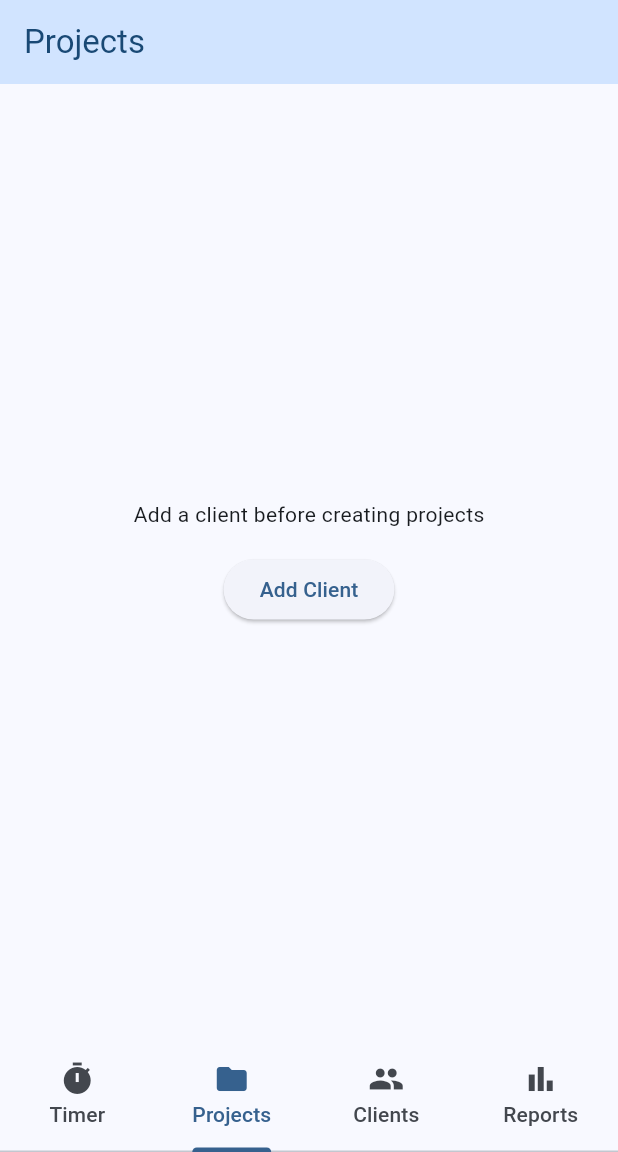
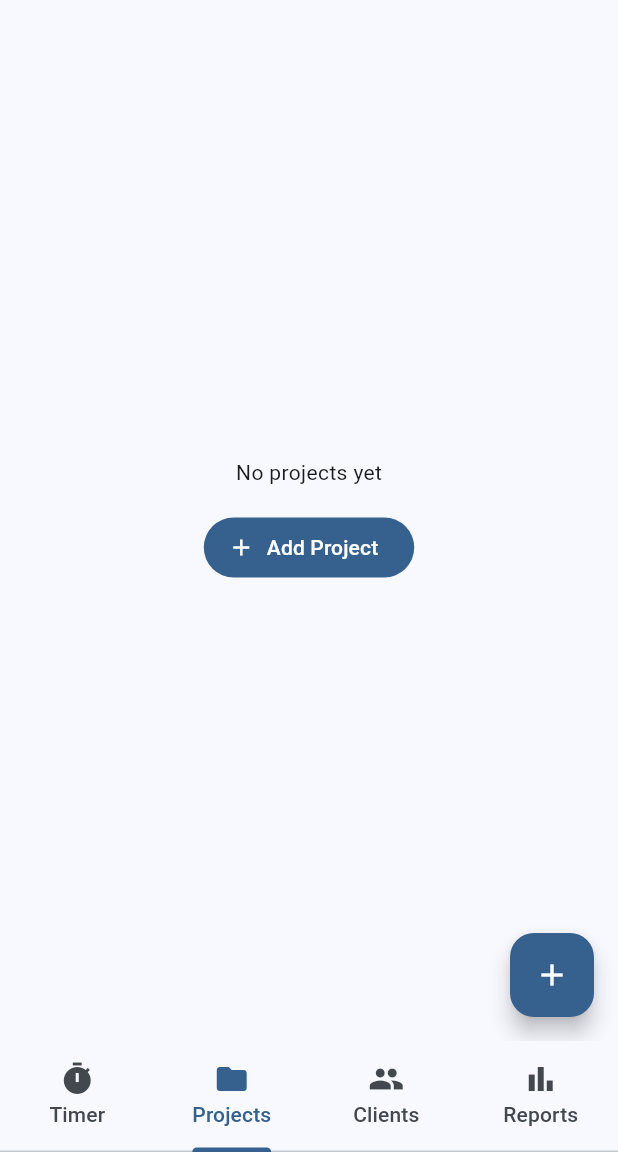
Before and after one commit to wayfarer/clocky, a Flutter app: the screen it shows after launch, item 2 of the bottom bar chosen, on a phone screen of 412 x 824 dp, the part 84-1236 px from its top. Run offline on Flutter 3.47's test engine with Material 3 defaults, Android fonts, the light colour scheme and no system bars; our stand-ins replace flutter_riverpod, freezed_annotation, shared_preferences.

Commit message:
Add project dashboard
- Transform projects tab into comprehensive dashboard
- Add summary cards for active projects and clients
- Create project progress cards with budget tracking
- Add recent activity feed showing latest time entries
- Implement collapsible section for inactive projects
- Create reusable widgets for project cards and activity list

```diff
--- /dev/null
+++ b/clocky/lib/features/projects/screens/project_dashboard_screen.dart
@@ -0,0 +1,216 @@
+import 'package:flutter/material.dart';
+import 'package:flutter_riverpod/flutter_riverpod.dart';
+import '../../../data/models/project.dart';
+import '../../../data/models/client.dart';
+import '../../../data/models/time_entry.dart';
+import '../../timer/providers/timer_provider.dart';
+import '../../clients/providers/clients_provider.dart';
+import '../providers/projects_provider.dart';
+import '../widgets/project_progress_card.dart';
+import '../widgets/recent_activity_list.dart';
+
+class ProjectDashboardScreen extends ConsumerWidget {
+  const ProjectDashboardScreen({super.key});
+
+  @override
+  Widget build(BuildContext context, WidgetRef ref) {
+    final projects = ref.watch(projectsProvider);
+    final clients = ref.watch(clientsProvider);
+    final timeEntries = ref.watch(timerProvider).savedEntries;
+
+    if (projects.isEmpty) {
+      return Scaffold(
+        body: Center(
+          child: Column(
+            mainAxisAlignment: MainAxisAlignment.center,
+            children: [
+              const Text('No projects yet'),
+              const SizedBox(height: 16),
+              FilledButton.icon(
+                onPressed: () => _showAddProjectDialog(context, ref),
+                icon: const Icon(Icons.add),
+                label: const Text('Add Project'),
+              ),
+            ],
+          ),
+        ),
+        floatingActionButton: FloatingActionButton(
+          onPressed: () => _showAddProjectDialog(context, ref),
+          child: const Icon(Icons.add),
+        ),
+      );
+    }
+
+    // Group projects by status
+    final activeProjects = projects.where((p) => p.isActive).toList();
+    final inactiveProjects = projects.where((p) => !p.isActive).toList();
+
+    return Scaffold(
+      body: ListView(
+        children: [
+          Padding(
+            padding: const EdgeInsets.all(16),
+            child: Row(
+              children: [
+                Expanded(
+                  child: _buildSummaryCard(
+                    context,
+                    icon: Icons.folder,
+                    title: 'Active Projects',
+                    value: activeProjects.length.toString(),
+                  ),
+                ),
+                const SizedBox(width: 16),
+                Expanded(
+                  child: _buildSummaryCard(
+                    context,
+                    icon: Icons.people,
+                    title: 'Clients',
+                    value: clients.length.toString(),
+                  ),
+                ),
+              ],
+            ),
+          ),
+          if (activeProjects.isNotEmpty) ...[
+            Padding(
+              padding: const EdgeInsets.symmetric(horizontal: 16, vertical: 8),
+              child: Text(
+                'Active Projects',
+                style: Theme.of(context).textTheme.titleMedium,
+              ),
+            ),
+            ListView.builder(
+              shrinkWrap: true,
+              physics: const NeverScrollableScrollPhysics(),
+              padding: const EdgeInsets.symmetric(horizontal: 16),
+              itemCount: activeProjects.length,
+              itemBuilder: (context, index) {
+                final project = activeProjects[index];
+                final client = clients.firstWhere(
+                  (c) => c.id == project.clientId,
+                  orElse: () => Client.create(name: 'Unknown', hourlyRate: 0),
+                );
+                final projectEntries = timeEntries
+                    .where((e) => e.projectId == project.id)
+                    .toList();
+
+                return Padding(
+                  padding: const EdgeInsets.only(bottom: 16),
+                  child: ProjectProgressCard(
+                    project: project,
+                    client: client,
+                    entries: projectEntries,
+                    onTap: () => _showProjectDetails(context, project),
+                  ),
+                );
+              },
+            ),
+          ],
+          if (timeEntries.isNotEmpty) ...[
+            RecentActivityList(
+              entries: timeEntries,
+              projects: projects,
+              clients: clients,
+            ),
+          ],
+          if (inactiveProjects.isNotEmpty) ...[
+            Padding(
+              padding: const EdgeInsets.all(16),
+              child: ExpansionTile(
+                title: Text(
+                  'Inactive Projects (${inactiveProjects.length})',
+                  style: Theme.of(context).textTheme.titleMedium,
+                ),
+                children: inactiveProjects.map((project) {
+                  final client = clients.firstWhere(
+                    (c) => c.id == project.clientId,
+                    orElse: () => Client.create(name: 'Unknown', hourlyRate: 0),
+                  );
+                  final projectEntries = timeEntries
+                      .where((e) => e.projectId == project.id)
+                      .toList();
+
+                  return Padding(
+                    padding: const EdgeInsets.fromLTRB(16, 0, 16, 16),
+                    child: ProjectProgressCard(
+                      project: project,
+                      client: client,
+                      entries: projectEntries,
+                      onTap: () => _showProjectDetails(context, project),
+                    ),
+                  );
+                }).toList(),
+              ),
+            ),
+          ],
+        ],
+      ),
+      floatingActionButton: FloatingActionButton(
+        onPressed: () => _showAddProjectDialog(context, ref),
+        child: const Icon(Icons.add),
+      ),
+    );
+  }
+
+  Widget _buildSummaryCard(
+    BuildContext context, {
+    required IconData icon,
+    required String title,
+    required String value,
+  }) {
+    final theme = Theme.of(context);
+
+    return Container(
+      padding: const EdgeInsets.all(16),
+      decoration: BoxDecoration(
+        color: theme.colorScheme.primaryContainer,
+        borderRadius: BorderRadius.circular(12),
+      ),
+      child: Column(
+        crossAxisAlignment: CrossAxisAlignment.start,
+        children: [
+          Row(
+            children: [
+              Icon(
+                icon,
+                color: theme.colorScheme.onPrimaryContainer,
+                size: 20,
+              ),
+              const SizedBox(width: 8),
+              Text(
+                title,
+                style: TextStyle(
+                  color: theme.colorScheme.onPrimaryContainer,
+                ),
+              ),
+            ],
+          ),
+          const SizedBox(height: 8),
+          Text(
+            value,
+            style: TextStyle(
+              fontSize: 24,
+              fontWeight: FontWeight.bold,
+              color: theme.colorScheme.onPrimaryContainer,
+            ),
+          ),
+        ],
+      ),
+    );
+  }
+
+  void _showProjectDetails(BuildContext context, Project project) {
+    // TODO: Implement project details screen
+    ScaffoldMessenger.of(context).showSnackBar(
+      const SnackBar(
+        content: Text('Project details coming soon!'),
+      ),
+    );
+  }
+
+  void _showAddProjectDialog(BuildContext context, WidgetRef ref) {
+    // We'll keep using the existing project dialog for now
+    // TODO: Create a new enhanced project dialog
+  }
+}
--- a/clocky/lib/main.dart
+++ b/clocky/lib/main.dart
@@ -3,7 +3,7 @@ import 'package:flutter_riverpod/flutter_riverpod.dart';
 import 'core/theme/app_theme.dart';
 import 'core/theme/theme_provider.dart';
 import 'features/clients/screens/clients_screen.dart';
-import 'features/projects/screens/projects_screen.dart';
+import 'features/projects/screens/project_dashboard_screen.dart';
 import 'features/timer/screens/timer_screen.dart';
 import 'features/reports/screens/reports_screen.dart';
 import 'features/timer/widgets/running_timer_indicator.dart';
@@ -59,7 +59,7 @@ class MainScreen extends ConsumerWidget {
         body: const TabBarView(
           children: [
             TimerScreen(),
-            ProjectsScreen(),
+            ProjectDashboardScreen(),
             ClientsScreen(),
             ReportsScreen(),
           ],
```
Also changed, not shown: clocky/lib/features/projects/widgets/project_progress_card.dart (added, +137 -0 lines), clocky/lib/features/projects/widgets/recent_activity_list.dart (added, +123 -0 lines).
